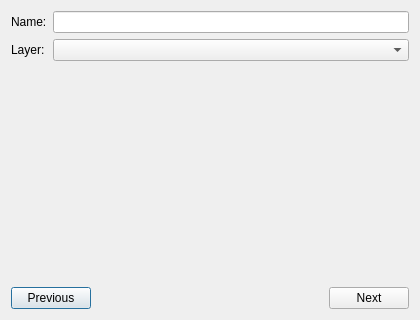
First picture: the form in qtfred/ui/PropEditorDialog.ui, repository scp-fs2open/fs2open.github.com, before the edit.
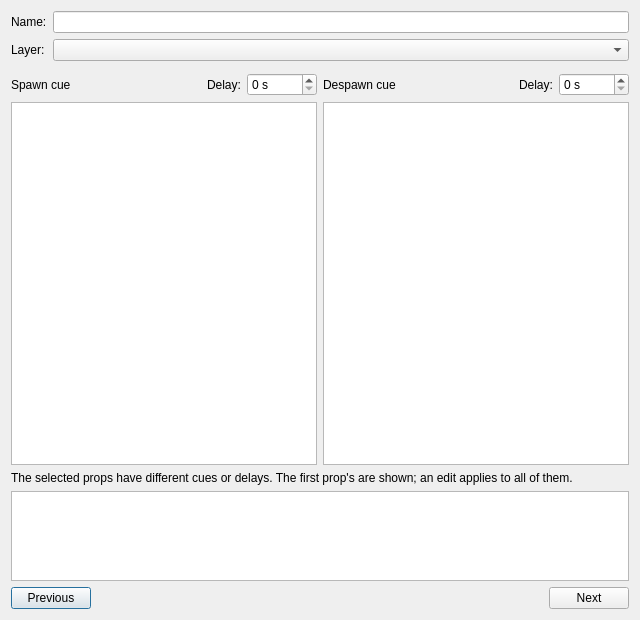
Second picture: the form after the edit. Custom widgets are drawn as their Qt base class.

Commit message:
qtFRED: edit prop spawn and despawn cues
The prop editor gets a spawn cue and a despawn cue tree with a delay for each,
built with the sexp tree control the ship editor uses. The error checker
checks prop cues, and deleting or renaming a ship finds references in them.

Diff of the .ui file:
```diff
--- a/qtfred/ui/PropEditorDialog.ui
+++ b/qtfred/ui/PropEditorDialog.ui
@@ -6,8 +6,8 @@
    <rect>
     <x>0</x>
     <y>0</y>
-    <width>420</width>
-    <height>320</height>
+    <width>640</width>
+    <height>620</height>
    </rect>
   </property>
   <property name="windowTitle">
@@ -48,6 +48,143 @@
      </property>
     </widget>
    </item>
+   <item>
+    <layout class="QHBoxLayout" name="cueLayout">
+     <item>
+      <layout class="QVBoxLayout" name="spawnLayout">
+       <item>
+        <layout class="QHBoxLayout" name="spawnDelayLayout">
+         <item>
+          <widget class="QLabel" name="spawnCueLabel">
+           <property name="text">
+            <string>Spawn cue</string>
+           </property>
+          </widget>
+         </item>
+         <item>
+          <spacer name="spawnSpacer">
+           <property name="orientation">
+            <enum>Qt::Horizontal</enum>
+           </property>
+           <property name="sizeHint" stdset="0">
+            <size>
+             <width>20</width>
+             <height>20</height>
+            </size>
+           </property>
+          </spacer>
+         </item>
+         <item>
+          <widget class="QLabel" name="spawnDelayLabel">
+           <property name="text">
+            <string>Delay:</string>
+           </property>
+          </widget>
+         </item>
+         <item>
+          <widget class="QSpinBox" name="spawnDelaySpinBox">
+           <property name="toolTip">
+            <string>Seconds between the spawn cue becoming true and the prop appearing</string>
+           </property>
+           <property name="suffix">
+            <string> s</string>
+           </property>
+           <property name="maximum">
+            <number>99999</number>
+           </property>
+          </widget>
+         </item>
+        </layout>
+       </item>
+       <item>
+        <widget class="fso::fred::sexp_tree_view" name="spawnCueTree">
+         <property name="toolTip">
+          <string>The prop is not in the mission until this is true</string>
+         </property>
+        </widget>
+       </item>
+      </layout>
+     </item>
+     <item>
+      <layout class="QVBoxLayout" name="despawnLayout">
+       <item>
+        <layout class="QHBoxLayout" name="despawnDelayLayout">
+         <item>
+          <widget class="QLabel" name="despawnCueLabel">
+           <property name="text">
+            <string>Despawn cue</string>
+           </property>
+          </widget>
+         </item>
+         <item>
+          <spacer name="despawnSpacer">
+           <property name="orientation">
+            <enum>Qt::Horizontal</enum>
+           </property>
+           <property name="sizeHint" stdset="0">
+            <size>
+             <width>20</width>
+             <height>20</height>
+            </size>
+           </property>
+          </spacer>
+         </item>
+         <item>
+          <widget class="QLabel" name="despawnDelayLabel">
+           <property name="text">
+            <string>Delay:</string>
+           </property>
+          </widget>
+         </item>
+         <item>
+          <widget class="QSpinBox" name="despawnDelaySpinBox">
+           <property name="toolTip">
+            <string>Seconds between the despawn cue becoming true and the prop being removed</string>
+           </property>
+           <property name="suffix">
+            <string> s</string>
+           </property>
+           <property name="maximum">
+            <number>99999</number>
+           </property>
+          </widget>
+         </item>
+        </layout>
+       </item>
+       <item>
+        <widget class="fso::fred::sexp_tree_view" name="despawnCueTree">
+         <property name="toolTip">
+          <string>Once the prop has spawned, it is removed for good when this is true</string>
+         </property>
+        </widget>
+       </item>
+      </layout>
+     </item>
+    </layout>
+   </item>
+   <item>
+    <widget class="QLabel" name="cuesDifferLabel">
+     <property name="text">
+      <string>The selected props have different cues or delays. The first prop's are shown; an edit applies to all of them.</string>
+     </property>
+     <property name="wordWrap">
+      <bool>true</bool>
+     </property>
+    </widget>
+   </item>
+   <item>
+    <widget class="QPlainTextEdit" name="cueHelpText">
+     <property name="maximumSize">
+      <size>
+       <width>16777215</width>
+       <height>90</height>
+      </size>
+     </property>
+     <property name="readOnly">
+      <bool>true</bool>
+     </property>
+    </widget>
+   </item>
    <item>
     <layout class="QHBoxLayout" name="horizontalLayout_2">
      <item>
@@ -82,6 +219,11 @@
   </layout>
  </widget>
  <customwidgets>
+  <customwidget>
+   <class>fso::fred::sexp_tree_view</class>
+   <extends>QTreeView</extends>
+   <header>ui/widgets/sexp_tree_view.h</header>
+  </customwidget>
   <customwidget>
    <class>fso::fred::FlagListWidget</class>
    <extends>QWidget</extends>
```
The commit also changes 6 other files.
